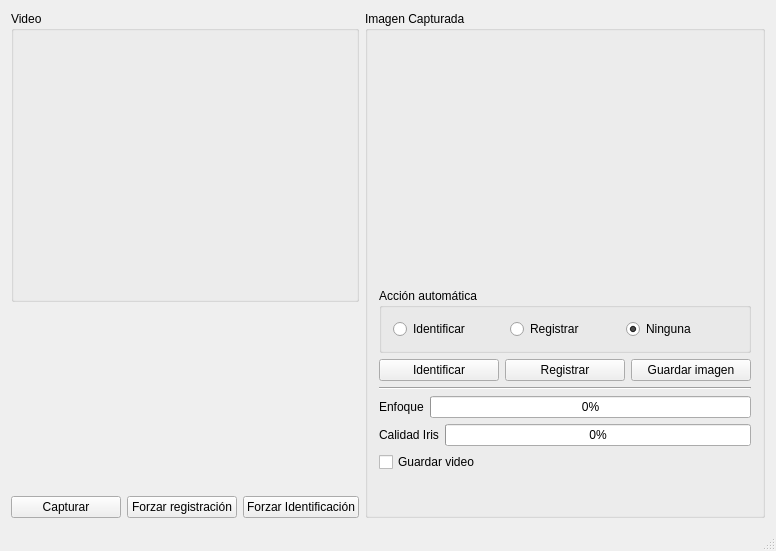
This is ui-c++/mainwindow.ui in mottalli/horus as Qt 5 draws it before an edit. The edited form follows.
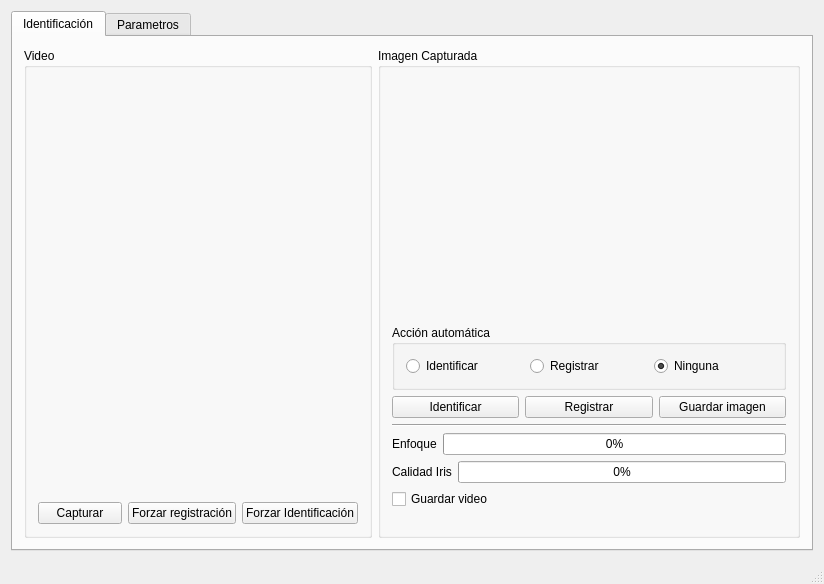
This is the edited form. Custom widgets are drawn as their Qt base class.

What changed in the file:
```diff
--- a/ui-c++/mainwindow.ui
+++ b/ui-c++/mainwindow.ui
@@ -6,8 +6,8 @@
    <rect>
     <x>0</x>
     <y>0</y>
-    <width>776</width>
-    <height>551</height>
+    <width>824</width>
+    <height>584</height>
    </rect>
   </property>
   <property name="windowTitle">
@@ -16,6 +16,16 @@
   <widget class="QWidget" name="centralwidget">
    <layout class="QGridLayout" name="gridLayout_2">
     <item row="0" column="0">
+     <widget class="QTabWidget" name="tabWidget">
+      <property name="currentIndex">
+       <number>0</number>
+      </property>
+      <widget class="QWidget" name="mainTab">
+       <attribute name="title">
+        <string>Identificación</string>
+       </attribute>
+       <layout class="QGridLayout" name="gridLayout_5">
+        <item row="1" column="0">
      <widget class="QGroupBox" name="groupBox">
       <property name="title">
        <string>Video</string>
@@ -34,10 +44,35 @@
        <item row="1" column="0">
         <widget class="ImageWidget" name="animacionEnfoque" native="true"/>
        </item>
-      </layout>
-     </widget>
-    </item>
-    <item row="0" column="1" rowspan="3">
+           <item row="2" column="0">
+            <layout class="QHBoxLayout" name="horizontalLayout_2">
+             <item>
+              <widget class="QPushButton" name="btnCapturar">
+               <property name="text">
+                <string>Capturar</string>
+               </property>
+              </widget>
+             </item>
+             <item>
+              <widget class="QPushButton" name="btnForzarRegistracion">
+               <property name="text">
+                <string>Forzar registración</string>
+               </property>
+              </widget>
+             </item>
+             <item>
+              <widget class="QPushButton" name="btnForzarIdentificacion">
+               <property name="text">
+                <string>Forzar Identificación</string>
+               </property>
+              </widget>
+             </item>
+            </layout>
+           </item>
+          </layout>
+         </widget>
+        </item>
+        <item row="1" column="1">
      <widget class="QGroupBox" name="groupBox_2">
       <property name="title">
        <string>Imagen Capturada</string>
@@ -182,42 +217,16 @@
       </layout>
      </widget>
     </item>
-    <item row="2" column="0">
-     <layout class="QHBoxLayout" name="horizontalLayout_2">
-      <item>
-       <widget class="QPushButton" name="btnCapturar">
-        <property name="text">
-         <string>Capturar</string>
-        </property>
-       </widget>
-      </item>
-      <item>
-       <widget class="QPushButton" name="btnForzarRegistracion">
-        <property name="text">
-         <string>Forzar registración</string>
-        </property>
-       </widget>
-      </item>
-      <item>
-       <widget class="QPushButton" name="btnForzarIdentificacion">
-        <property name="text">
-         <string>Forzar Identificación</string>
-        </property>
+       </layout>
+      </widget>
+      <widget class="QWidget" name="debugTab">
+       <attribute name="title">
+        <string>Parametros</string>
+       </attribute>
+      </widget>
        </widget>
       </item>
      </layout>
-    </item>
-   </layout>
-  </widget>
-  <widget class="QMenuBar" name="menuBar">
-   <property name="geometry">
-    <rect>
-     <x>0</x>
-     <y>0</y>
-     <width>776</width>
-     <height>25</height>
-    </rect>
-   </property>
   </widget>
   <widget class="QStatusBar" name="statusBar"/>
  </widget>
```
Lines whose indentation alone changed are shown as unchanged.
